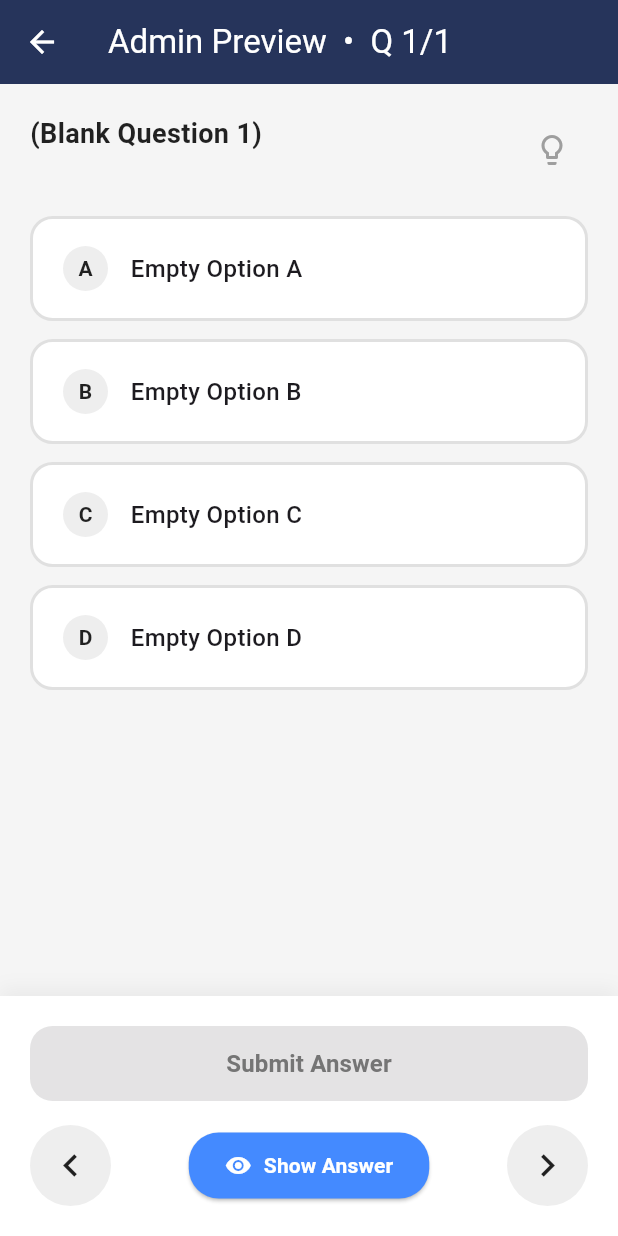
After one commit to Ryan0221/cikgoo_math_ai, a Flutter app: the AdminDashboard screen opened by its route, after a tap on "Edit", after a tap on "Add", after a tap on "Demonstrate", on a phone screen of 412 x 824 dp. The commit adds this screen. Run offline on Flutter 3.47's test engine with Material 3 defaults, Android fonts, the phone set to English and light mode, and no system bars; our stand-ins replace cloud_firestore, file_picker, firebase_auth, firebase_core, firebase_storage, flutter_dotenv and 4 more; missing offline and left inert: flutter_math_fork, syncfusion_flutter_pdfviewer; accounts and stored records are empty; network calls fail.

Commit message:
Admin preview screen demo

```diff
--- a/lib/pages/admin_add.dart
+++ b/lib/pages/admin_add.dart
@@ -5,6 +5,7 @@ import 'package:flutter/material.dart';
 import 'package:path_provider/path_provider.dart';
 import 'package:file_picker/file_picker.dart';
 import 'package:image_picker/image_picker.dart';
+import 'admin_preview_screen.dart';
 
 class AddContentPanel extends StatefulWidget {
   const AddContentPanel({Key? key}) : super(key: key);
@@ -870,19 +871,90 @@ class _AddContentPanelState extends State<AddContentPanel> {
           Row(
             mainAxisAlignment: MainAxisAlignment.spaceBetween,
             children: [
-              // 1. LEFT SIDE: Complete Button
-              // Wrap with Padding to act as a margin
+              // 1. LEFT SIDE: Demonstrate Button
               Padding(
-                padding: const EdgeInsets.only(top: 16.0), // Your margin here!
-                child: SizedBox(
-                  width: 200,
-                  height: 55,
-                  child: ElevatedButton(
-                    style: ElevatedButton.styleFrom(
-                      backgroundColor: const Color(0xff3dcf00),
+                padding: const EdgeInsets.only(top: 16.0),
+                child: Tooltip(
+                  message: "Demonstrate the question before upload",
+                  textStyle: const TextStyle(color: Colors.white, fontSize: 14),
+                  decoration: BoxDecoration(
+                    color: Colors.black87,
+                    borderRadius: BorderRadius.circular(8),
+                  ),
+                  child: SizedBox(
+                    width: 200,
+                    height: 55,
+                    child: ElevatedButton(
+                      style: ElevatedButton.styleFrom(
+                        backgroundColor: Colors.blueAccent, // Changed to Blue for "Preview" vibe
+                      ),
+                      onPressed: () {
+                        // 1. Create a temporary list to hold the formatted preview questions
+                        List<Map<String, dynamic>> previewQuestions = [];
+
+                        // 2. Loop through your drafted questions and format them like your JSON!
+                        for (int i = 0; i < _questions.length; i++) {
+                          var q = _questions[i];
+
+                          // Determine the correct answer ID ('Option A' -> 'A', 'True' -> 'True')
+                          String correctAnsId = 'A'; // Fallback
+                          if (q.answer != null) {
+                            if (q.answer!.startsWith('Option ')) {
+                              correctAnsId = q.answer!.split(' ')[1];
+                            } else {
+                              correctAnsId = q.answer!;
+                            }
+                          }
+
+                          // Build the options list based on question type
+                          List<Map<String, dynamic>> optionsList = [];
+                          if (q.questionType == 'True/False Question') {
+                            optionsList = [
+                              {"id": "True", "text": q.optACtrl.text.isNotEmpty ? q.optACtrl.text : "True", "option_pic": null},
+                              {"id": "False", "text": q.optBCtrl.text.isNotEmpty ? q.optBCtrl.text : "False", "option_pic": null},
+                            ];
+                          } else {
+                            optionsList = [
+                              {"id": "A", "text": q.optACtrl.text.isNotEmpty ? q.optACtrl.text : "Empty Option A", "option_pic": null},
+                              {"id": "B", "text": q.optBCtrl.text.isNotEmpty ? q.optBCtrl.text : "Empty Option B", "option_pic": null},
+                              {"id": "C", "text": q.optCCtrl.text.isNotEmpty ? q.optCCtrl.text : "Empty Option C", "option_pic": null},
+                              {"id": "D", "text": q.optDCtrl.text.isNotEmpty ? q.optDCtrl.text : "Empty Option D", "option_pic": null},
+                            ];
+                          }
+
+                          // Add the compiled question to our preview list
+                          previewQuestions.add({
+                            "q_id": "preview_q_${i + 1}",
+                            "q_order": i + 1,
+                            "type": q.questionType == 'True/False Question' ? "tfq" : "mcq",
+                            "text": q.questionCtrl.text.isNotEmpty ? q.questionCtrl.text : "(Blank Question ${i + 1})",
+                            "question_difficulty": int.tryParse(q.questionDifficulty ?? '1') ?? 1,
+                            "question_pic": null,
+                            "options_has_picture": false,
+                            "options": optionsList,
+                            "ans": correctAnsId,
+                            "hint": q.hintCtrl.text.isNotEmpty ? q.hintCtrl.text : "No hint provided.",
+                            "explanation": q.expCtrl.text.isNotEmpty ? q.expCtrl.text : "No explanation provided."
+                          });
+                        }
+
+                        // 3. Launch the Quiz Screen with the drafted questions!
+                        Navigator.push(
+                          context,
+                          MaterialPageRoute(
+                            builder: (_) => AdminPreviewScreen(questions: previewQuestions),
+                          ),
+                        );
+                      },
+                      child: const Row(
+                        mainAxisAlignment: MainAxisAlignment.center,
+                        children: [
+                          Icon(Icons.play_arrow, color: Colors.white),
+                          SizedBox(width: 8),
+                          Text("Demonstrate", style: TextStyle(color: Colors.white, fontWeight: FontWeight.bold, fontSize: 16)),
+                        ],
+                      ),
                     ),
-                    onPressed: () {},
-                    child: const Text("Complete", style: TextStyle(color: Colors.white)),
                   ),
                 ),
               ),
--- /dev/null
+++ b/lib/pages/admin_preview_screen.dart
@@ -0,0 +1,422 @@
+import 'package:flutter/material.dart';
+import 'package:flutter_math_fork/flutter_math.dart';
+
+class AdminPreviewScreen extends StatefulWidget {
+  final List<dynamic> questions;
+
+  const AdminPreviewScreen({Key? key, required this.questions}) : super(key: key);
+
+  @override
+  State<AdminPreviewScreen> createState() => _AdminPreviewScreenState();
+}
+
+class _AdminPreviewScreenState extends State<AdminPreviewScreen> {
+  int _currentIndex = 0;
+
+  // UI State
+  String? _selectedOptionId;
+  bool _hasSubmitted = false;
+
+  void _nextQuestion() {
+    if (_currentIndex < widget.questions.length - 1) {
+      setState(() {
+        _currentIndex++;
+        _resetState();
+      });
+    } else {
+      _showSnackBar("This is the last question.");
+    }
+  }
+
+  void _prevQuestion() {
+    if (_currentIndex > 0) {
+      setState(() {
+        _currentIndex--;
+        _resetState();
+      });
+    } else {
+      _showSnackBar("This is the first question.");
+    }
+  }
+
+  void _resetState() {
+    _selectedOptionId = null;
+    _hasSubmitted = false;
+  }
+
+  void _showAnswer(String correctAns) {
+    setState(() {
+      _selectedOptionId = correctAns; // Forces the UI to select the right answer
+      _hasSubmitted = true;           // Forces the UI to show the green highlights and explanation
+    });
+  }
+
+  void _submitAnswer() {
+    if (_selectedOptionId == null) return;
+    setState(() {
+      _hasSubmitted = true;
+    });
+  }
+
+  void _showSnackBar(String message) {
+    ScaffoldMessenger.of(context).showSnackBar(
+      SnackBar(
+        content: Text(message),
+        duration: const Duration(seconds: 2),
+        behavior: SnackBarBehavior.floating,
+        shape: RoundedRectangleBorder(borderRadius: BorderRadius.circular(10)),
+      ),
+    );
+  }
+
+  Widget _buildMathText(String text) {
+    if (!text.contains(r'$')) {
+      return Text(
+        text,
+        style: const TextStyle(fontSize: 18, fontWeight: FontWeight.bold, color: Colors.black87),
+      );
+    }
+
+    List<String> parts = text.split(r'$');
+    List<InlineSpan> spans = [];
+
+    for (int i = 0; i < parts.length; i++) {
+      if (parts[i].isEmpty) continue;
+      if (i % 2 == 0) {
+        spans.add(TextSpan(
+          text: parts[i],
+          style: const TextStyle(fontSize: 18, fontWeight: FontWeight.bold, color: Colors.black87),
+        ));
+      } else {
+        spans.add(WidgetSpan(
+          alignment: PlaceholderAlignment.middle,
+          child: Math.tex(
+            parts[i],
+            mathStyle: MathStyle.text,
+            textStyle: const TextStyle(fontSize: 18, color: Colors.black87),
+          ),
+        ));
+      }
+    }
+    return RichText(text: TextSpan(children: spans));
+  }
+
+  @override
+  Widget build(BuildContext context) {
+    if (widget.questions.isEmpty) {
+      return Scaffold(
+        appBar: AppBar(title: const Text("Preview Mode")),
+        body: const Center(child: Text("No questions to preview.")),
+      );
+    }
+
+    final currentQ = widget.questions[_currentIndex];
+    bool hasPictureOptions = currentQ['options_has_picture'] == true;
+    String correctAnswer = currentQ['ans'] ?? '';
+
+    return Scaffold(
+      backgroundColor: Colors.grey[100],
+      appBar: AppBar(
+        title: Text("Admin Preview  •  Q ${_currentIndex + 1}/${widget.questions.length}"),
+        backgroundColor: const Color(0xFF223257),
+        foregroundColor: Colors.white,
+        elevation: 1,
+      ),
+      body: SafeArea(
+        child: Column(
+          children: [
+            // --- 1. QUESTION SECTION ---
+            Expanded(
+              child: SingleChildScrollView(
+                padding: const EdgeInsets.all(20.0),
+                child: Column(
+                  crossAxisAlignment: CrossAxisAlignment.start,
+                  children: [
+                    Row(
+                      crossAxisAlignment: CrossAxisAlignment.start,
+                      children: [
+                        Expanded(child: _buildMathText(currentQ['text'] ?? "")),
+                        IconButton(
+                          icon: const Icon(Icons.lightbulb_outline, color: Colors.grey),
+                          onPressed: () => _showSnackBar("Hint: ${currentQ['hint'] ?? 'No hint.'}"),
+                        ),
+                      ],
+                    ),
+                    const SizedBox(height: 20),
+
+                    if (currentQ['question_pic'] != null && currentQ['question_pic'].toString().isNotEmpty) ...[
+                      ClipRRect(
+                        borderRadius: BorderRadius.circular(10),
+                        child: Image.network(currentQ['question_pic']),
+                      ),
+                      const SizedBox(height: 20),
+                    ],
+
+                    // --- 2. OPTIONS SECTION ---
+                    hasPictureOptions
+                        ? _buildGridLayout(currentQ)
+                        : _buildListLayout(currentQ),
+
+                    // --- 3. EXPLANATION ---
+                    if (_hasSubmitted && currentQ['explanation'] != null) ...[
+                      const SizedBox(height: 20),
+                      Container(
+                        padding: const EdgeInsets.all(15),
+                        decoration: BoxDecoration(
+                          color: Colors.blue[50],
+                          borderRadius: BorderRadius.circular(10),
+                          border: Border.all(color: Colors.blue[200]!),
+                        ),
+                        child: Text(
+                          "💡 Explanation: ${currentQ['explanation']}",
+                          style: TextStyle(color: Colors.blue[800], fontSize: 15),
+                        ),
+                      ),
+                    ],
+                  ],
+                ),
+              ),
+            ),
+
+            // --- 4. ADMIN NAVIGATION PANEL ---
+            Container(
+              padding: const EdgeInsets.all(20),
+              decoration: BoxDecoration(
+                color: Colors.white,
+                boxShadow: [
+                  BoxShadow(
+                    color: Colors.black.withValues(alpha: .05),
+                    blurRadius: 10,
+                    offset: const Offset(0, -5),
+                  ),
+                ],
+              ),
+              child: Column(
+                mainAxisSize: MainAxisSize.min,
+                children: [
+                  // Original Submit Button (So admins can test answering it)
+                  SizedBox(
+                    width: double.infinity,
+                    height: 50,
+                    child: ElevatedButton(
+                      style: ElevatedButton.styleFrom(
+                        backgroundColor: _selectedOptionId == null ? Colors.grey[300] : const Color(0xFF223257),
+                        shape: RoundedRectangleBorder(borderRadius: BorderRadius.circular(15)),
+                      ),
+                      onPressed: _selectedOptionId == null || _hasSubmitted ? null : _submitAnswer,
+                      child: Text(
+                        "Submit Answer",
+                        style: TextStyle(
+                          fontSize: 16,
+                          fontWeight: FontWeight.bold,
+                          color: _selectedOptionId == null ? Colors.grey[600] : Colors.white,
+                        ),
+                      ),
+                    ),
+                  ),
+                  const SizedBox(height: 16),
+
+                  // NEW ROW: < | Show Answer | >
+                  Row(
+                    mainAxisAlignment: MainAxisAlignment.spaceBetween,
+                    children: [
+                      // PREVIOUS BUTTON
+                      InkWell(
+                        onTap: _prevQuestion,
+                        borderRadius: BorderRadius.circular(50),
+                        child: Container(
+                          padding: const EdgeInsets.all(12),
+                          decoration: BoxDecoration(
+                            color: Colors.grey[200],
+                            shape: BoxShape.circle,
+                          ),
+                          child: const Icon(Icons.chevron_left, size: 30, color: Colors.black87),
+                        ),
+                      ),
+
+                      // SHOW ANSWER BUTTON
+                      ElevatedButton.icon(
+                        style: ElevatedButton.styleFrom(
+                          backgroundColor: Colors.blueAccent,
+                          padding: const EdgeInsets.symmetric(horizontal: 24, vertical: 12),
+                          shape: RoundedRectangleBorder(borderRadius: BorderRadius.circular(20)),
+                        ),
+                        onPressed: _hasSubmitted ? null : () => _showAnswer(correctAnswer),
+                        icon: const Icon(Icons.visibility, color: Colors.white),
+                        label: const Text("Show Answer", style: TextStyle(color: Colors.white, fontWeight: FontWeight.bold)),
+                      ),
+
+                      // NEXT BUTTON
+                      InkWell(
+                        onTap: _nextQuestion,
+                        borderRadius: BorderRadius.circular(50),
+                        child: Container(
+                          padding: const EdgeInsets.all(12),
+                          decoration: BoxDecoration(
+                            color: Colors.grey[200],
+                            shape: BoxShape.circle,
+                          ),
+                          child: const Icon(Icons.chevron_right, size: 30, color: Colors.black87),
+                        ),
+                      ),
+                    ],
+                  )
+                ],
+              ),
+            ),
+          ],
+        ),
+      ),
+    );
+  }
+
+  // ==========================================
+  // LAYOUT A: TEXT ONLY
+  // ==========================================
+  Widget _buildListLayout(dynamic question) {
+    List<dynamic> options = question['options'] ?? [];
+    return Column(
+      children: options.map((option) {
+        bool isSelected = _selectedOptionId == option['id'];
+        bool isCorrect = option['id'] == question['ans'];
+
+        Color borderColor = Colors.grey[300]!;
+        Color bgColor = Colors.white;
+
+        if (_hasSubmitted) {
+          if (isCorrect) {
+            borderColor = Colors.green;
+            bgColor = Colors.green.withValues(alpha: 0.1);
+          } else if (isSelected && !isCorrect) {
+            borderColor = Colors.red;
+            bgColor = Colors.red.withValues(alpha: 0.1);
+          }
+        } else if (isSelected) {
+          borderColor = const Color(0xFF223257);
+          bgColor = const Color(0xFF223257).withValues(alpha: 0.05);
+        }
+
+        return GestureDetector(
+          onTap: _hasSubmitted ? null : () {
+            setState(() => _selectedOptionId = option['id']);
+          },
+          child: Container(
+            margin: const EdgeInsets.only(bottom: 12),
+            padding: const EdgeInsets.symmetric(horizontal: 20, vertical: 18),
+            decoration: BoxDecoration(
+              color: bgColor,
+              borderRadius: BorderRadius.circular(15),
+              border: Border.all(color: borderColor, width: 2),
+            ),
+            child: Row(
+              children: [
+                Container(
+                  width: 30,
+                  height: 30,
+                  decoration: BoxDecoration(
+                    color: _hasSubmitted && isCorrect
+                        ? Colors.green
+                        : (isSelected && !_hasSubmitted ? const Color(0xFF223257) : Colors.grey[200]),
+                    shape: BoxShape.circle,
+                  ),
+                  child: Center(
+                    child: Text(
+                      option['id'],
+                      style: TextStyle(
+                        fontWeight: FontWeight.bold,
+                        color: (isSelected || (_hasSubmitted && isCorrect)) ? Colors.white : Colors.black87,
+                      ),
+                    ),
+                  ),
+                ),
+                const SizedBox(width: 15),
+                Expanded(
+                  child: Text(option['text'], style: const TextStyle(fontSize: 16, fontWeight: FontWeight.w500)),
+                ),
+                if (_hasSubmitted && isCorrect) const Icon(Icons.check_circle, color: Colors.green),
+                if (_hasSubmitted && isSelected && !isCorrect) const Icon(Icons.cancel, color: Colors.red),
+              ],
+            ),
+          ),
+        );
+      }).toList(),
+    );
+  }
+
+  // ==========================================
+  // LAYOUT B: PICTURE OPTIONS
+  // ==========================================
+  Widget _buildGridLayout(dynamic question) {
+    List<dynamic> options = question['options'] ?? [];
+    return GridView.builder(
+      shrinkWrap: true,
+      physics: const NeverScrollableScrollPhysics(),
+      gridDelegate: const SliverGridDelegateWithFixedCrossAxisCount(
+        crossAxisCount: 2,
+        crossAxisSpacing: 15,
+        mainAxisSpacing: 15,
+        childAspectRatio: 0.85,
+      ),
+      itemCount: options.length,
+      itemBuilder: (context, index) {
+        final option = options[index];
+        bool isSelected = _selectedOptionId == option['id'];
+        bool isCorrect = option['id'] == question['ans'];
+
+        Color borderColor = Colors.grey[300]!;
+        Color bgColor = Colors.white;
+
+        if (_hasSubmitted) {
+          if (isCorrect) {
+            borderColor = Colors.green;
+            bgColor = Colors.green.withValues(alpha: 0.1);
+          } else if (isSelected && !isCorrect) {
+            borderColor = Colors.red;
+            bgColor = Colors.red.withValues(alpha: 0.1);
+          }
+        } else if (isSelected) {
+          borderColor = const Color(0xFF223257);
+          bgColor = const Color(0xFF223257).withValues(alpha: 0.05);
+        }
+
+        return GestureDetector(
+          onTap: _hasSubmitted ? null : () {
+            setState(() => _selectedOptionId = option['id']);
+          },
+          child: Container(
+            decoration: BoxDecoration(
+              color: bgColor,
+              borderRadius: BorderRadius.circular(15),
+              border: Border.all(color: borderColor, width: 2),
+            ),
+            child: Column(
+              crossAxisAlignment: CrossAxisAlignment.stretch,
+              children: [
+                Expanded(
+                  child: ClipRRect(
+                    borderRadius: const BorderRadius.vertical(top: Radius.circular(13)),
+                    child: option['option_pic'] != null && option['option_pic'].toString().isNotEmpty
+                        ? Image.network(option['option_pic'], fit: BoxFit.cover)
+                        : Container(color: Colors.grey[200], child: const Icon(Icons.image_not_supported)),
+                  ),
+                ),
+                Container(
+                  padding: const EdgeInsets.all(10),
+                  child: Row(
+                    mainAxisAlignment: MainAxisAlignment.center,
+                    children: [
+                      Text("${option['id']}: ", style: const TextStyle(fontWeight: FontWeight.bold)),
+                      Expanded(child: Text(option['text'], overflow: TextOverflow.ellipsis)),
+                      if (_hasSubmitted && isCorrect) const Icon(Icons.check_circle, color: Colors.green, size: 18),
+                      if (_hasSubmitted && isSelected && !isCorrect) const Icon(Icons.cancel, color: Colors.red, size: 18),
+                    ],
+                  ),
+                ),
+              ],
+            ),
+          ),
+        );
+      },
+    );
+  }
+}
```
